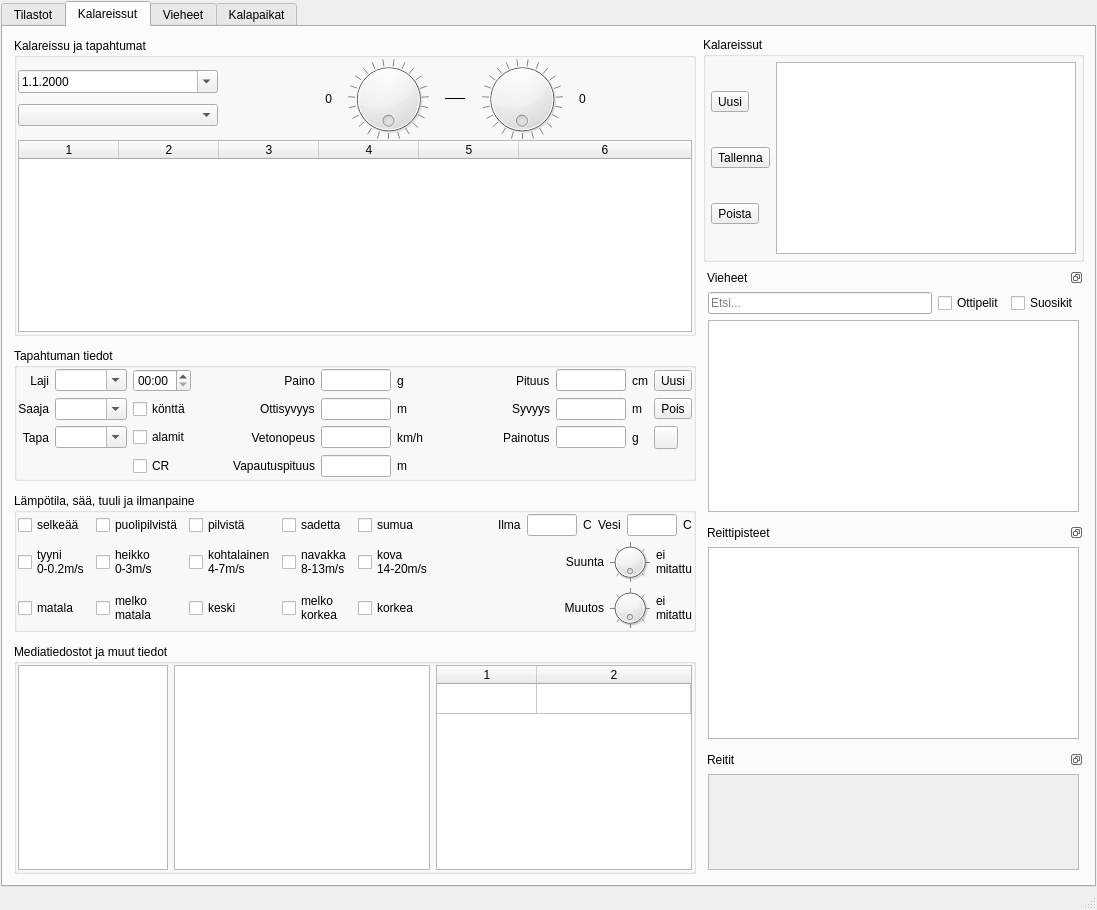
First picture: the form in mainwindow.ui, repository samuliwritescode/uistelupaivakirja-desktop, before the edit.
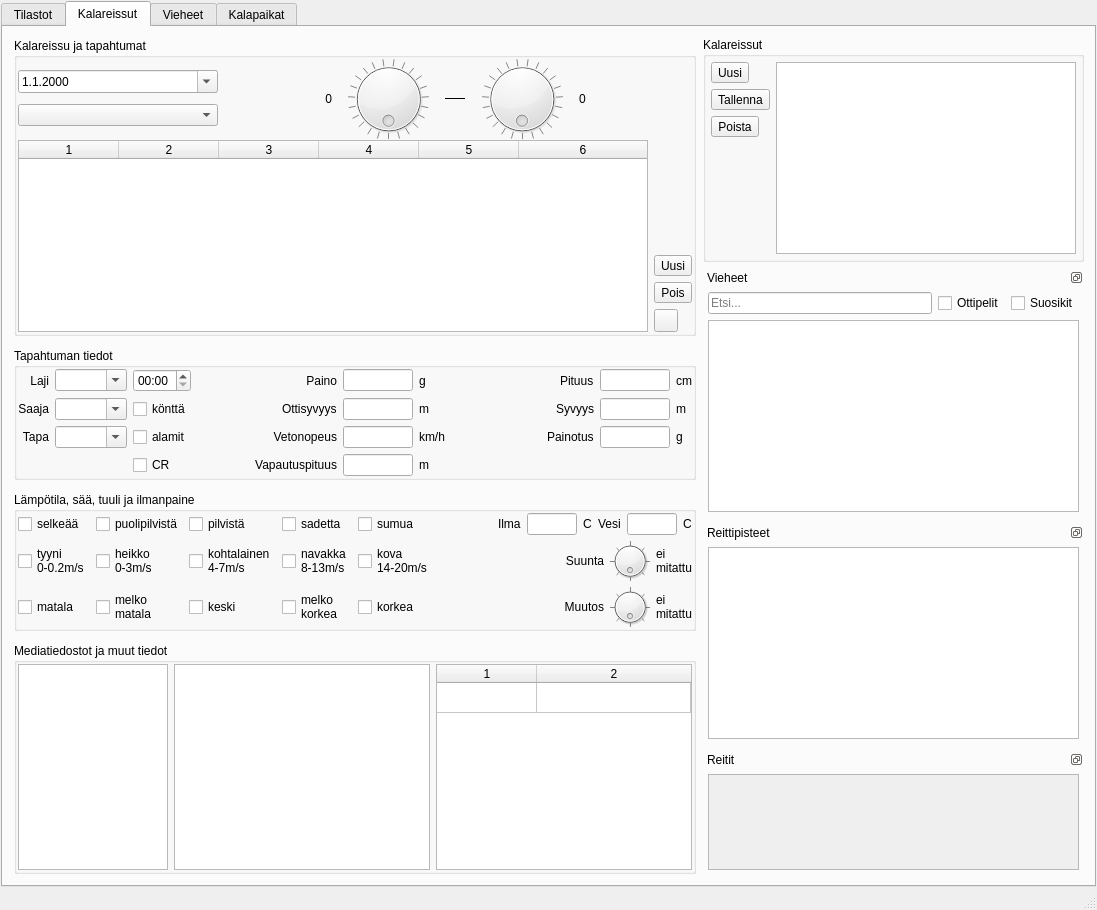
Second picture: the form after the edit. Icons and pictures are not drawn.

Patch:
```diff
--- a/mainwindow.ui
+++ b/mainwindow.ui
@@ -324,6 +324,11 @@
               </layout>
              </item>
              <item>
+              <layout class="QHBoxLayout" name="horizontalLayout_9">
+               <property name="spacing">
+                <number>6</number>
+               </property>
+               <item>
               <widget class="QTableWidget" name="fish_list">
                <property name="lineWidth">
                 <number>0</number>
@@ -366,6 +371,103 @@
                <column/>
               </widget>
              </item>
+               <item>
+                <layout class="QVBoxLayout" name="verticalLayout_5" stretch="0,0,0,0">
+                 <item>
+                  <spacer name="verticalSpacer">
+                   <property name="orientation">
+                    <enum>Qt::Vertical</enum>
+                   </property>
+                   <property name="sizeHint" stdset="0">
+                    <size>
+                     <width>1</width>
+                     <height>1</height>
+                    </size>
+                   </property>
+                  </spacer>
+                 </item>
+                 <item>
+                  <widget class="QToolButton" name="new_fish">
+                   <property name="toolTip">
+                    <string>Lisää</string>
+                   </property>
+                   <property name="text">
+                    <string>Uusi</string>
+                   </property>
+                   <property name="icon">
+                    <iconset resource="resources.qrc">
+                     <normaloff>:/res/list-add.png</normaloff>:/res/list-add.png</iconset>
+                   </property>
+                   <property name="iconSize">
+                    <size>
+                     <width>16</width>
+                     <height>16</height>
+                    </size>
+                   </property>
+                   <property name="shortcut">
+                    <string>Ins</string>
+                   </property>
+                   <property name="checkable">
+                    <bool>false</bool>
+                   </property>
+                   <property name="popupMode">
+                    <enum>QToolButton::DelayedPopup</enum>
+                   </property>
+                   <property name="toolButtonStyle">
+                    <enum>Qt::ToolButtonIconOnly</enum>
+                   </property>
+                   <property name="autoRaise">
+                    <bool>false</bool>
+                   </property>
+                   <property name="arrowType">
+                    <enum>Qt::NoArrow</enum>
+                   </property>
+                  </widget>
+                 </item>
+                 <item>
+                  <widget class="QToolButton" name="del_fish">
+                   <property name="toolTip">
+                    <string>Poista / Tyhjennä kentät</string>
+                   </property>
+                   <property name="text">
+                    <string>Pois</string>
+                   </property>
+                   <property name="icon">
+                    <iconset resource="resources.qrc">
+                     <normaloff>:/res/list-remove.png</normaloff>:/res/list-remove.png</iconset>
+                   </property>
+                   <property name="iconSize">
+                    <size>
+                     <width>16</width>
+                     <height>16</height>
+                    </size>
+                   </property>
+                   <property name="shortcut">
+                    <string>Del</string>
+                   </property>
+                  </widget>
+                 </item>
+                 <item>
+                  <widget class="QToolButton" name="clear_fish">
+                   <property name="text">
+                    <string/>
+                   </property>
+                   <property name="icon">
+                    <iconset resource="resources.qrc">
+                     <normaloff>:/res/edit-clear.png</normaloff>:/res/edit-clear.png</iconset>
+                   </property>
+                   <property name="iconSize">
+                    <size>
+                     <width>16</width>
+                     <height>16</height>
+                    </size>
+                   </property>
+                  </widget>
+                 </item>
+                </layout>
+               </item>
+              </layout>
+             </item>
             </layout>
            </widget>
           </item>
@@ -680,67 +782,6 @@
                  </item>
                 </layout>
                </item>
-               <item row="0" column="6">
-                <widget class="QToolButton" name="new_fish">
-                 <property name="toolTip">
-                  <string>Lisää</string>
-                 </property>
-                 <property name="text">
-                  <string>Uusi</string>
-                 </property>
-                 <property name="icon">
-                  <iconset resource="resources.qrc">
-                   <normaloff>:/res/list-add.png</normaloff>:/res/list-add.png</iconset>
-                 </property>
-                 <property name="iconSize">
-                  <size>
-                   <width>16</width>
-                   <height>16</height>
-                  </size>
-                 </property>
-                 <property name="shortcut">
-                  <string>Ins</string>
-                 </property>
-                 <property name="checkable">
-                  <bool>false</bool>
-                 </property>
-                 <property name="popupMode">
-                  <enum>QToolButton::DelayedPopup</enum>
-                 </property>
-                 <property name="toolButtonStyle">
-                  <enum>Qt::ToolButtonIconOnly</enum>
-                 </property>
-                 <property name="autoRaise">
-                  <bool>false</bool>
-                 </property>
-                 <property name="arrowType">
-                  <enum>Qt::NoArrow</enum>
-                 </property>
-                </widget>
-               </item>
-               <item row="1" column="6">
-                <widget class="QToolButton" name="del_fish">
-                 <property name="toolTip">
-                  <string>Poista / Tyhjennä kentät</string>
-                 </property>
-                 <property name="text">
-                  <string>Pois</string>
-                 </property>
-                 <property name="icon">
-                  <iconset resource="resources.qrc">
-                   <normaloff>:/res/list-remove.png</normaloff>:/res/list-remove.png</iconset>
-                 </property>
-                 <property name="iconSize">
-                  <size>
-                   <width>16</width>
-                   <height>16</height>
-                  </size>
-                 </property>
-                 <property name="shortcut">
-                  <string>Del</string>
-                 </property>
-                </widget>
-               </item>
                <item row="0" column="3">
                 <widget class="QLabel" name="label_2">
                  <property name="text">
@@ -834,23 +875,6 @@
                  </property>
                 </widget>
                </item>
-               <item row="2" column="6">
-                <widget class="QToolButton" name="clear_fish">
-                 <property name="text">
-                  <string/>
-                 </property>
-                 <property name="icon">
-                  <iconset resource="resources.qrc">
-                   <normaloff>:/res/edit-clear.png</normaloff>:/res/edit-clear.png</iconset>
-                 </property>
-                 <property name="iconSize">
-                  <size>
-                   <width>16</width>
-                   <height>16</height>
-                  </size>
-                 </property>
-                </widget>
-               </item>
               </layout>
              </item>
             </layout>
@@ -1316,6 +1340,19 @@
                  </property>
                 </widget>
                </item>
+               <item>
+                <spacer name="verticalSpacer_2">
+                 <property name="orientation">
+                  <enum>Qt::Vertical</enum>
+                 </property>
+                 <property name="sizeHint" stdset="0">
+                  <size>
+                   <width>1</width>
+                   <height>1</height>
+                  </size>
+                 </property>
+                </spacer>
+               </item>
               </layout>
              </item>
              <item>
```
Left out of the diff: 2 changed lines with no effect on the pictures. Lines whose indentation alone changed are shown as unchanged.
